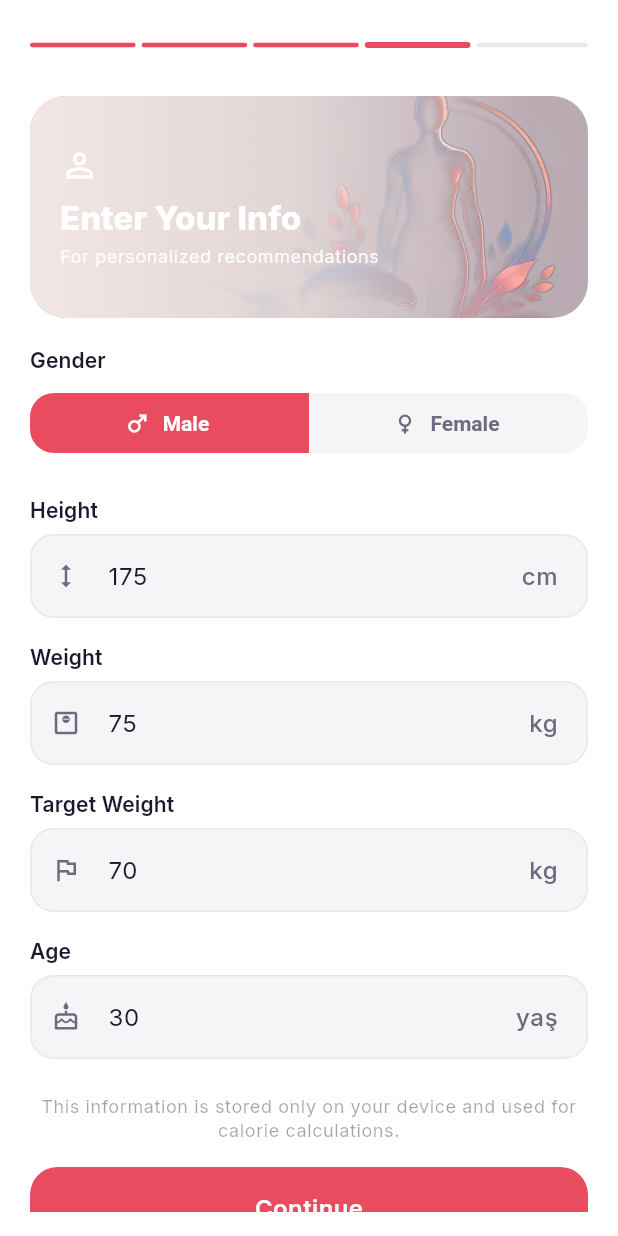
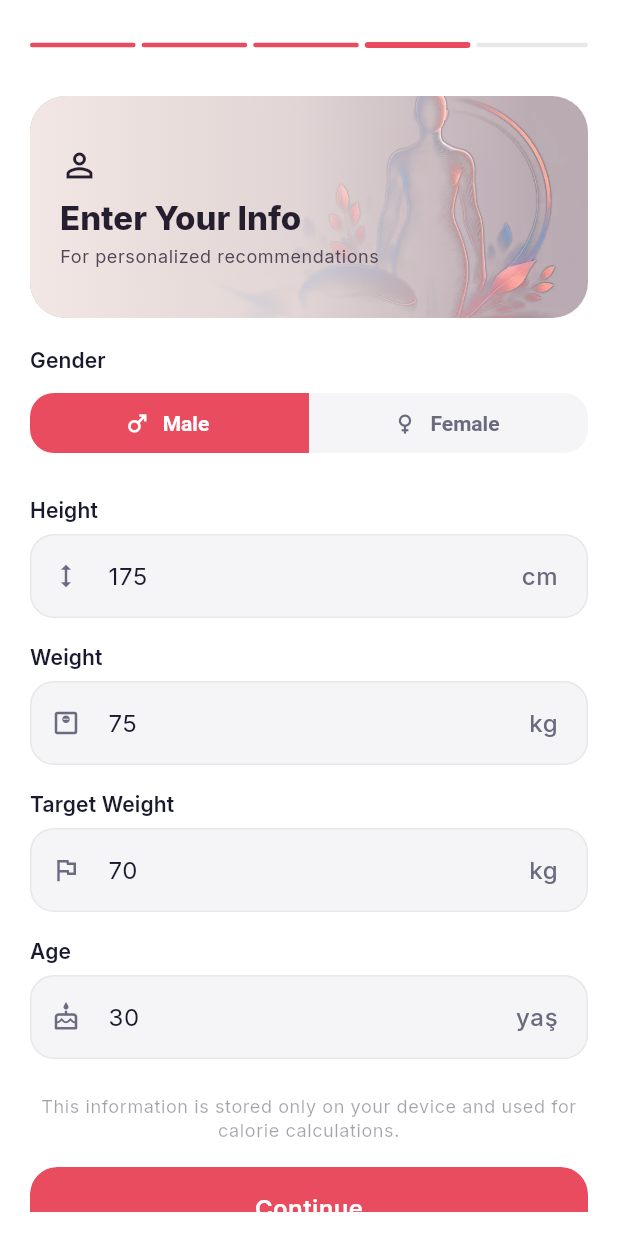
Before and after one commit to dehbkoclugu-afk/fasting_app, a Flutter app: the BodyInfoScreen screen opened by its route, on a phone screen of 412 x 824 dp. Run offline on Flutter 3.47's test engine with Material 3 defaults, Android fonts, the phone set to English and light mode, and no system bars; our stand-ins replace drift, fl_chart, flutter_local_notifications, flutter_riverpod, go_router, google_fonts and 6 more; missing offline and left inert: app_tracking_transparency, home_widget, purchases_flutter, workmanager; accounts and stored records are empty; generated files the repository leaves out were written again; statements that could not run were skipped.

Commit message:
fix(light-theme): restore artwork contrast in editorial_screen_hero.dart

```diff
--- a/lib/shared/widgets/editorial_screen_hero.dart
+++ b/lib/shared/widgets/editorial_screen_hero.dart
@@ -12,8 +12,6 @@ class EditorialScreenHero extends StatelessWidget {
     this.icon,
     this.height = 172,
     this.semanticLabel,
-    this.alignment = Alignment.center,
-    this.fit = BoxFit.cover,
   });
 
   final String assetPath;
@@ -22,8 +20,6 @@ class EditorialScreenHero extends StatelessWidget {
   final IconData? icon;
   final double height;
   final String? semanticLabel;
-  final Alignment alignment;
-  final BoxFit fit;
 
   @override
   Widget build(BuildContext context) {
@@ -32,24 +28,19 @@ class EditorialScreenHero extends StatelessWidget {
       assetPath: assetPath,
       height: height,
       variant: FastingArtVariant.hero,
-      alignment: alignment,
-      fit: fit,
       semanticLabel: semanticLabel ?? title,
       child: Padding(
         padding: const EdgeInsets.all(20),
         child: Align(
           alignment: Alignment.centerLeft,
-          child: FittedBox(
-            fit: BoxFit.scaleDown,
-            alignment: Alignment.centerLeft,
-            child: SizedBox(
-              width: 220,
+          child: ConstrainedBox(
+            constraints: const BoxConstraints(maxWidth: 220),
             child: Column(
               mainAxisSize: MainAxisSize.min,
               crossAxisAlignment: CrossAxisAlignment.start,
               children: [
                 if (icon != null) ...[
-                    Icon(icon, color: Colors.white, size: 26),
+                    Icon(icon, color: fastingArtForeground(context), size: 26),
                   const SizedBox(height: 10),
                 ],
                 Text(
@@ -57,7 +48,7 @@ class EditorialScreenHero extends StatelessWidget {
                   maxLines: 2,
                   overflow: TextOverflow.ellipsis,
                   style: theme.textTheme.titleLarge?.copyWith(
-                      color: Colors.white,
+                      color: fastingArtForeground(context),
                     fontWeight: FontWeight.w800,
                     height: 1.05,
                   ),
@@ -68,7 +59,7 @@ class EditorialScreenHero extends StatelessWidget {
                   maxLines: 3,
                   overflow: TextOverflow.ellipsis,
                   style: theme.textTheme.bodySmall?.copyWith(
-                      color: Colors.white.withValues(alpha: .9),
+                      color: fastingArtMutedForeground(context),
                     height: 1.3,
                   ),
                 ),
@@ -77,7 +68,6 @@ class EditorialScreenHero extends StatelessWidget {
           ),
         ),
       ),
-      ),
     );
   }
 }
```
Lines whose indentation alone changed are shown as unchanged.
